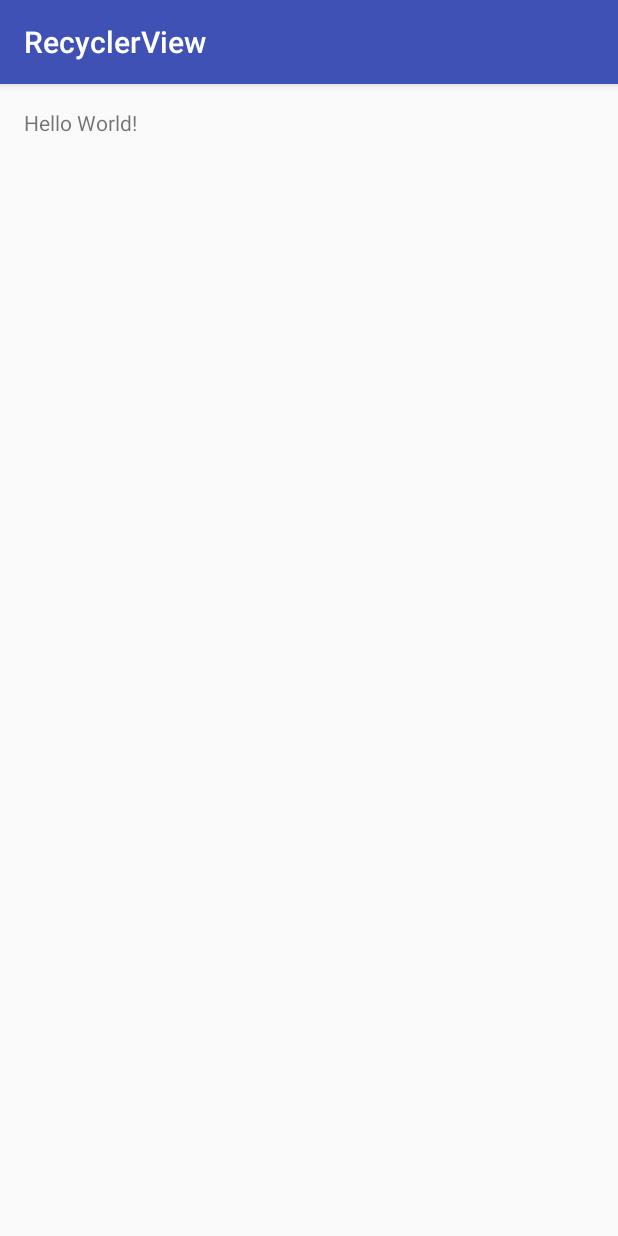
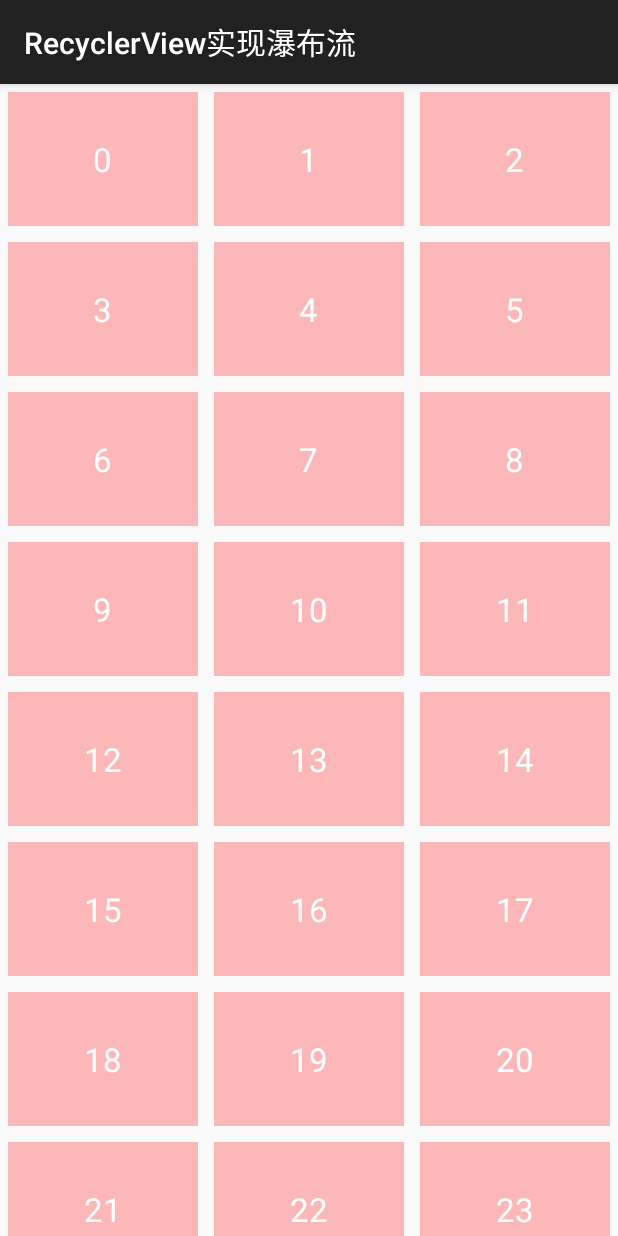
Before and after one commit to apple317/RecyclerView, an Android app: the screen it shows after launch (MainActivity), on a phone screen of 412 x 824 dp. Run offline under Robolectric (Android 15) with nearby library versions, the phone set to English and light mode, and no system bars; 1 statement that could not run was skipped.

Commit message:
1.0
加入分组列表基础组件

```diff
--- a/RecyclerView/app/build.gradle
+++ b/RecyclerView/app/build.gradle
@@ -6,7 +6,7 @@ android {
 
     defaultConfig {
         applicationId "com.apple.view"
-        minSdkVersion 23
+        minSdkVersion 8
         targetSdkVersion 23
         versionCode 1
         versionName "1.0"
@@ -20,7 +20,9 @@ android {
 }
 
 dependencies {
-    compile fileTree(dir: 'libs', include: ['*.jar'])
+    compile fileTree(include: ['*.jar'], dir: 'libs')
     testCompile 'junit:junit:4.12'
     compile 'com.android.support:appcompat-v7:23.3.0'
+    compile 'com.android.support:support-v4:23.3.0'
+    compile 'com.android.support:recyclerview-v7:23.3.0'
 }
--- a/RecyclerView/app/src/main/AndroidManifest.xml
+++ b/RecyclerView/app/src/main/AndroidManifest.xml
@@ -1,14 +1,14 @@
 <?xml version="1.0" encoding="utf-8"?>
 <manifest xmlns:android="http://schemas.android.com/apk/res/android"
-    package="com.apple.view" >
+    package="com.apple.view">
 
     <application
         android:allowBackup="true"
         android:icon="@mipmap/ic_launcher"
         android:label="@string/app_name"
         android:supportsRtl="true"
-        android:theme="@style/AppTheme" >
-        <activity android:name=".MainActivity" >
+        android:theme="@style/AppTheme">
+        <activity android:name=".MainActivity">
             <intent-filter>
                 <action android:name="android.intent.action.MAIN" />
 
--- a/RecyclerView/app/src/main/java/com/apple/view/MainActivity.java
+++ b/RecyclerView/app/src/main/java/com/apple/view/MainActivity.java
@@ -1,13 +1,63 @@
 package com.apple.view;
 
+import android.os.Bundle;
 import android.support.v7.app.AppCompatActivity;
-import android.os.Bundle;
+import android.support.v7.widget.DefaultItemAnimator;
+import android.support.v7.widget.GridLayoutManager;
+import android.support.v7.widget.LinearLayoutManager;
+import android.support.v7.widget.RecyclerView;
+import android.support.v7.widget.StaggeredGridLayoutManager;
+import android.view.Menu;
+import android.view.MenuItem;
+import android.view.View;
+import android.widget.ListView;
+import android.widget.Toast;
+
+import java.util.ArrayList;
+import java.util.List;
+
 
 public class MainActivity extends AppCompatActivity {
+
+    private RecyclerView mRecyclerView;
+    private List<String> lists;
+    private MyRecyclerAdapter adapter;
 
     @Override
     protected void onCreate(Bundle savedInstanceState) {
         super.onCreate(savedInstanceState);
         setContentView(R.layout.activity_main);
+        initData();
+        mRecyclerView = (RecyclerView) this.findViewById(R.id.recyclerView);
+        mRecyclerView.setItemAnimator(new DefaultItemAnimator());
+        GridLayoutManager gridLayoutManager = new GridLayoutManager(this, 3, GridLayoutManager.VERTICAL, false);
+//      mRecyclerView.addItemDecoration();
+        //new LinearLayoutManager(getApplicationContext())
+        StaggeredGridLayoutManager  StaggeredGridLayoutManager = new StaggeredGridLayoutManager(3, android.support.v7.widget.StaggeredGridLayoutManager.VERTICAL);
+        mRecyclerView.setLayoutManager(StaggeredGridLayoutManager);//设置RecyclerView布局管理器为2列垂直排布
+        adapter = new MyRecyclerAdapter(this, lists);
+        mRecyclerView.setAdapter(adapter);
+        adapter.setOnClickListener(new MyRecyclerAdapter.OnItemClickListener() {
+            @Override
+            public void ItemClickListener(View view, int postion) {
+                Toast.makeText(MainActivity.this, "点击了：" + postion, Toast.LENGTH_SHORT).show();
+            }
+            @Override
+            public void ItemLongClickListener(View view, int postion) {
+                //长按删除
+                lists.remove(postion);
+                adapter.notifyItemRemoved(postion);
+            }
+        });
+        ListView
     }
+
+    private void initData() {
+        lists = new ArrayList();
+        for (int i = 0; i < 100; i++) {
+            lists.add("" + i);
+        }
+    }
+
+
 }
--- /dev/null
+++ b/RecyclerView/app/src/main/java/com/apple/view/MyRecyclerAdapter.java
@@ -0,0 +1,82 @@
+package com.apple.view;
+
+import android.content.Context;
+import android.support.v7.widget.RecyclerView;
+import android.view.LayoutInflater;
+import android.view.View;
+import android.view.ViewGroup;
+import android.widget.TextView;
+
+import java.util.ArrayList;
+import java.util.List;
+
+/**
+ * Created by 晓勇 on 2015/7/4 0004.
+ */
+public class MyRecyclerAdapter extends RecyclerView.Adapter<MyViewHolder> {
+    private List<String> lists;
+    private Context context;
+    private List<Integer> heights;
+    private OnItemClickListener mListener;
+    public MyRecyclerAdapter(Context context,List<String> lists) {
+        this.context = context;
+        this.lists = lists;
+        getRandomHeight(this.lists);
+    }
+    private void getRandomHeight(List<String> lists){//得到随机item的高度
+        heights = new ArrayList<>();
+        for (int i = 0; i < lists.size(); i++) {
+            heights.add((int)(200+Math.random()*400));
+        }
+    }
+    public interface OnItemClickListener{
+        void ItemClickListener(View view, int postion);
+        void ItemLongClickListener(View view, int postion);
+    }
+    public void setOnClickListener(OnItemClickListener listener){
+        this.mListener = listener;
+    }
+    @Override
+    public MyViewHolder onCreateViewHolder(ViewGroup parent, int viewType) {
+        View view = LayoutInflater.from(context).inflate(R.layout.item,parent,false);
+        MyViewHolder viewHolder = new MyViewHolder(view);
+        return viewHolder;
+    }
+
+    @Override
+    public void onBindViewHolder(final MyViewHolder holder, int position) {
+//        ViewGroup.LayoutParams params =  holder.itemView.getLayoutParams();//得到item的LayoutParams布局参数
+//        params.height = heights.get(position);//把随机的高度赋予item布局
+       // holder.itemView.setLayoutParams(params);//把params设置给item布局
+        holder.mTv.setText(lists.get(position));//为控件绑定数据
+        if(mListener!=null){//如果设置了监听那么它就不为空，然后回调相应的方法
+            holder.itemView.setOnClickListener(new View.OnClickListener() {
+                @Override
+                public void onClick(View v) {
+                int pos = holder.getLayoutPosition();//得到当前点击item的位置pos
+                mListener.ItemClickListener(holder.itemView,pos);//把事件交给我们实现的接口那里处理
+                }
+            });
+            holder.itemView.setOnLongClickListener(new View.OnLongClickListener() {
+                @Override
+                public boolean onLongClick(View v) {
+                    int pos = holder.getLayoutPosition();//得到当前点击item的位置pos
+                    mListener.ItemLongClickListener(holder.itemView,pos);//把事件交给我们实现的接口那里处理
+                    return true;
+                }
+            });
+        }
+    }
+
+    @Override
+    public int getItemCount() {
+        return lists.size();
+    }
+}
+class MyViewHolder extends RecyclerView.ViewHolder{
+    TextView mTv;
+    public MyViewHolder(View itemView) {
+        super(itemView);
+        mTv = (TextView) itemView.findViewById(R.id.textView);
+    }
+}
--- /dev/null
+++ b/RecyclerView/app/src/main/java/com/apple/view/RecyclerGridView.java
@@ -0,0 +1,24 @@
+package com.apple.view;
+
+import android.content.Context;
+import android.support.v7.widget.StaggeredGridLayoutManager;
+import android.util.AttributeSet;
+
+/**
+ * Created by apple_hsp on 16/4/13.
+ */
+public class RecyclerGridView extends StaggeredGridLayoutManager{
+
+    public RecyclerGridView(Context context, AttributeSet attrs, int defStyleAttr, int defStyleRes) {
+        super(context, attrs, defStyleAttr, defStyleRes);
+    }
+
+    public RecyclerGridView(int spanCount, int orientation) {
+        super(spanCount, orientation);
+    }
+
+
+
+
+
+}
--- /dev/null
+++ b/RecyclerView/app/src/main/res/drawable/recyclerview_item.xml
@@ -0,0 +1,9 @@
+<?xml version="1.0" encoding="utf-8"?>
+<selector xmlns:android="http://schemas.android.com/apk/res/android">
+    <item android:drawable="@color/action_press" android:state_pressed="true">
+
+    </item>
+    <item android:drawable="@color/action_normal">
+
+    </item>
+</selector>
--- a/RecyclerView/app/src/main/res/layout/activity_main.xml
+++ b/RecyclerView/app/src/main/res/layout/activity_main.xml
@@ -1,17 +1,9 @@
-<?xml version="1.0" encoding="utf-8"?>
-<RelativeLayout
-    xmlns:android="http://schemas.android.com/apk/res/android"
-    xmlns:tools="http://schemas.android.com/tools"
-    android:layout_width="match_parent"
-    android:layout_height="match_parent"
-    android:paddingLeft="@dimen/activity_horizontal_margin"
-    android:paddingRight="@dimen/activity_horizontal_margin"
-    android:paddingTop="@dimen/activity_vertical_margin"
-    android:paddingBottom="@dimen/activity_vertical_margin"
-    tools:context="com.apple.view.MainActivity">
-
-    <TextView
-        android:text="Hello World!"
-        android:layout_width="wrap_content"
-        android:layout_height="wrap_content" />
+<RelativeLayout xmlns:android="http://schemas.android.com/apk/res/android"
+    xmlns:tools="http://schemas.android.com/tools" android:layout_width="match_parent"
+    android:layout_height="match_parent" tools:context=".MainActivity">
+    <android.support.v7.widget.RecyclerView
+        android:layout_width="match_parent"
+        android:layout_height="match_parent"
+        android:id="@+id/recyclerView">
+    </android.support.v7.widget.RecyclerView>
 </RelativeLayout>
--- /dev/null
+++ b/RecyclerView/app/src/main/res/layout/item.xml
@@ -0,0 +1,15 @@
+<?xml version="1.0" encoding="utf-8"?>
+<RelativeLayout xmlns:android="http://schemas.android.com/apk/res/android"
+    android:layout_width="match_parent"
+    android:layout_height="100dp"
+    android:layout_margin="5dp"
+    android:background="@drawable/recyclerview_item">
+    <TextView
+        android:id="@+id/textView"
+        android:layout_width="wrap_content"
+        android:layout_height="wrap_content"
+        android:layout_centerHorizontal="true"
+        android:layout_centerVertical="true"
+        android:textColor="#ffffff"
+        android:textAppearance="?android:attr/textAppearanceLarge" />
+</RelativeLayout>
--- a/RecyclerView/app/src/main/res/values/colors.xml
+++ b/RecyclerView/app/src/main/res/values/colors.xml
@@ -1,6 +1,5 @@
 <?xml version="1.0" encoding="utf-8"?>
 <resources>
-    <color name="colorPrimary">#3F51B5</color>
-    <color name="colorPrimaryDark">#303F9F</color>
-    <color name="colorAccent">#FF4081</color>
+    <color name="action_press" >#aaff0000</color>
+    <color name="action_normal">#44ff0000</color>
 </resources>
--- a/RecyclerView/app/src/main/res/values/strings.xml
+++ b/RecyclerView/app/src/main/res/values/strings.xml
@@ -1,3 +1,6 @@
 <resources>
-    <string name="app_name">RecyclerView</string>
+    <string name="app_name">RecyclerView实现瀑布流</string>
+
+    <string name="hello_world">Hello world!</string>
+    <string name="action_settings">Settings</string>
 </resources>
--- a/RecyclerView/app/src/main/res/values/styles.xml
+++ b/RecyclerView/app/src/main/res/values/styles.xml
@@ -3,9 +3,6 @@
     <!-- Base application theme. -->
     <style name="AppTheme" parent="Theme.AppCompat.Light.DarkActionBar">
         <!-- Customize your theme here. -->
-        <item name="colorPrimary">@color/colorPrimary</item>
-        <item name="colorPrimaryDark">@color/colorPrimaryDark</item>
-        <item name="colorAccent">@color/colorAccent</item>
     </style>
 
 </resources>
--- a/RecyclerView/build.gradle
+++ b/RecyclerView/build.gradle
@@ -5,7 +5,7 @@ buildscript {
         jcenter()
     }
     dependencies {
-        classpath 'com.android.tools.build:gradle:2.0.0'
+        classpath 'com.android.tools.build:gradle:2.1.0'
 
         // NOTE: Do not place your application dependencies here; they belong
         // in the individual module build.gradle files
```
Also changed, not shown: RecyclerView/app/src/main/res/values/dimens.xml (line endings or trailing spaces).
